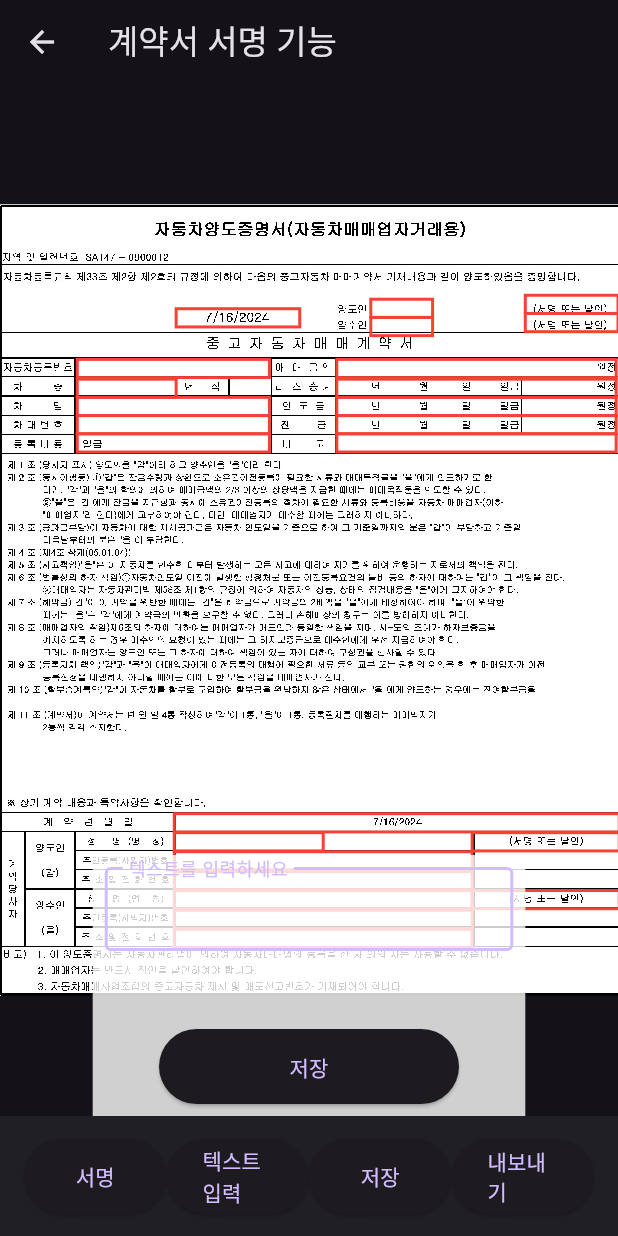
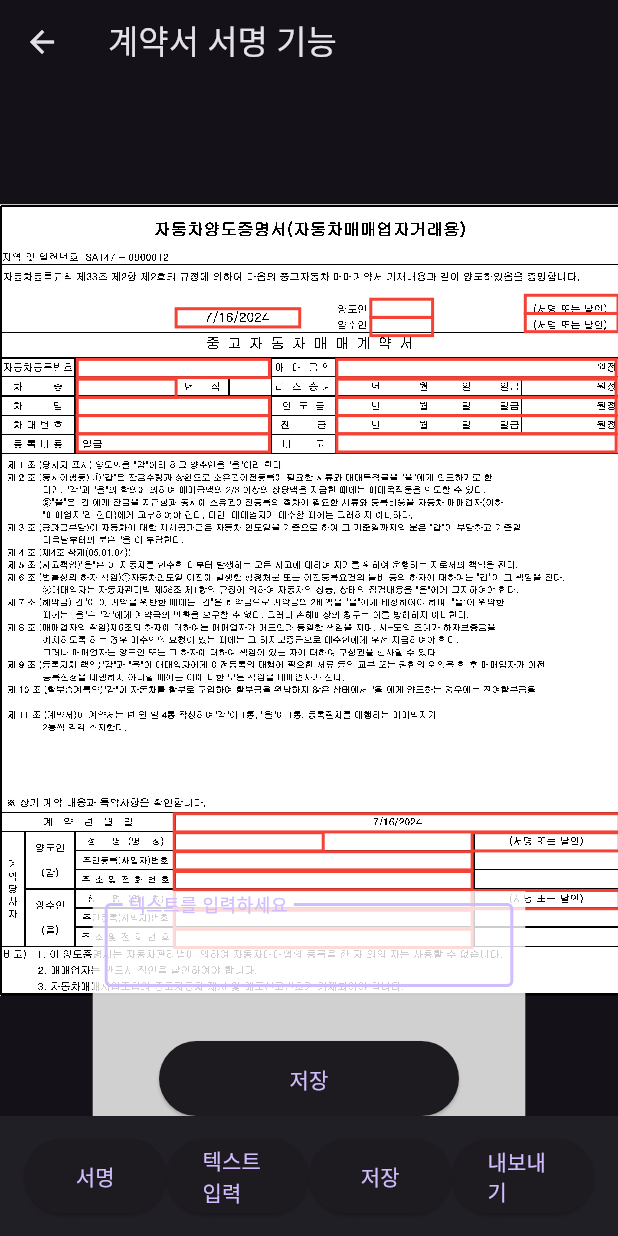
Before and after one commit to emptybiin/fastdealer, a Flutter app: the ContractFeatureDebug screen opened directly, item 2 of the bottom bar chosen, on a phone screen of 412 x 824 dp. Run offline on Flutter 3.47's test engine with Material 3 defaults, Android fonts, the phone set to English and light mode, and no system bars; our stand-ins replace share_plus, signature; missing offline and left inert: excel.

Commit message:
텍스트필드 서명 저장버튼 버그 수정

```diff
--- a/lib/features/contract_debug.dart
+++ b/lib/features/contract_debug.dart
@@ -49,17 +49,6 @@ class _ContractFeatureDebugState extends State<ContractFeatureDebug> {
     super.initState();
     copyAssetFileToLocalDir('assets/contract.xlsx', 'contract.xlsx');
     loadContractImage();
-
-    // Add a listener to the FocusNode to handle keyboard dismissal
-    textFocusNode.addListener(() {
-      if (!textFocusNode.hasFocus) {
-        // Clear or dismiss the TextField when keyboard is dismissed
-        setState(() {
-          isTextInputMode = false;
-          textEditingController.clear();
-        });
-      }
-    });
   }
 
   Future<void> loadContractImage() async {
@@ -234,29 +223,23 @@ class _ContractFeatureDebugState extends State<ContractFeatureDebug> {
 
   @override
   Widget build(BuildContext context) {
+    // Get the keyboard height from MediaQuery
     final keyboardHeight = MediaQuery.of(context).viewInsets.bottom;
-    final screenWidth = MediaQuery.of(context).size.width;
-    final screenHeight = MediaQuery.of(context).size.height;
 
     return Scaffold(
       appBar: AppBar(
         title: Text('계약서 서명 기능'),
       ),
-      body: GestureDetector(
-        onTap: () {
-          // Dismiss the keyboard when tapping outside of the input fields
-          FocusScope.of(context).unfocus();
-        },
-        child: Stack(
+      body: Stack(
         children: [
           // Image Container - Fixed Position
           if (isImageLoaded)
             Positioned.fill(
               child: GestureDetector(
                 onTapDown: (details) {
-                    final imageScale = screenWidth / contractImage!.width;
+                  final imageScale = MediaQuery.of(context).size.width / contractImage!.width;
                   final scaledHeight = contractImage!.height * imageScale;
-                    final imageTopOffset = (screenHeight * imageScale - scaledHeight) / 2;
+                  final imageTopOffset = (MediaQuery.of(context).size.height * imageScale - scaledHeight) / 2;
 
                   final touchPosition = Offset(
                     details.localPosition.dx / imageScale,
@@ -287,27 +270,27 @@ class _ContractFeatureDebugState extends State<ContractFeatureDebug> {
           if (isTextInputMode || isSignatureMode)
             Positioned(
               bottom: keyboardHeight,
-                left: screenWidth * 0.15,
-                right: screenWidth * 0.15,
-                child: SingleChildScrollView(
+              left: MediaQuery.of(context).size.width * 0.15,
+              right: MediaQuery.of(context).size.width * 0.15,
               child: Container(
                 color: Colors.white.withOpacity(0.8),
-                    width: screenWidth * 0.7,
-                    padding: EdgeInsets.all(8.0),
+                width: MediaQuery.of(context).size.width * 0.7,
+                // Adjust the height for both modes
+                height: isSignatureMode
+                    ? MediaQuery.of(context).size.width * 1.5 * ((selectedArea?.height ?? 1) / (selectedArea?.width ?? 1)) + 100 // Height for signature mode
+                    : 150, // Height for text input mode
                 child: Column(
                   mainAxisSize: MainAxisSize.min,
                   children: [
-                        // TextField or Signature
-                        Container(
-                          height: isSignatureMode
-                              ? screenWidth * 1.5 * ((selectedArea?.height ?? 1) / (selectedArea?.width ?? 1))
-                              : 100,
+                    Expanded(
                       child: isSignatureMode
                           ? Signature(
                         controller: _controller,
                         backgroundColor: Colors.lightBlueAccent,
                       )
-                              : TextField(
+                          : Padding(
+                        padding: const EdgeInsets.all(8.0),
+                        child: TextField(
                           controller: textEditingController,
                           focusNode: textFocusNode,
                           decoration: InputDecoration(
@@ -315,26 +298,23 @@ class _ContractFeatureDebugState extends State<ContractFeatureDebug> {
                             labelText: '텍스트를 입력하세요',
                           ),
                           autofocus: true,
-                            // Dismiss keyboard when tapping outside of TextField
-                            onSubmitted: (text) {
-                              _saveSignatureOrText();
+                          onTapOutside: (_) {
+                            FocusScope.of(context).unfocus();
                           },
                         ),
                       ),
-                        SizedBox(height: 8), // Space between TextField and Button
+                    ),
+                    SizedBox(height: 16), // Space between Signature/TextField and Button
                     ElevatedButton(
                       onPressed: () {
-                            _saveSignatureOrText(); // Call the save function
+                        _saveSignatureOrText();
                       },
                       child: Text('저장'),
                     ),
                   ],
                 ),
               ),
-                ),
-              ),
-          ],
-        ),
+            ),],
       ),
       bottomNavigationBar: BottomAppBar(
         child: Row(
```
Lines whose indentation alone changed are shown as unchanged.
